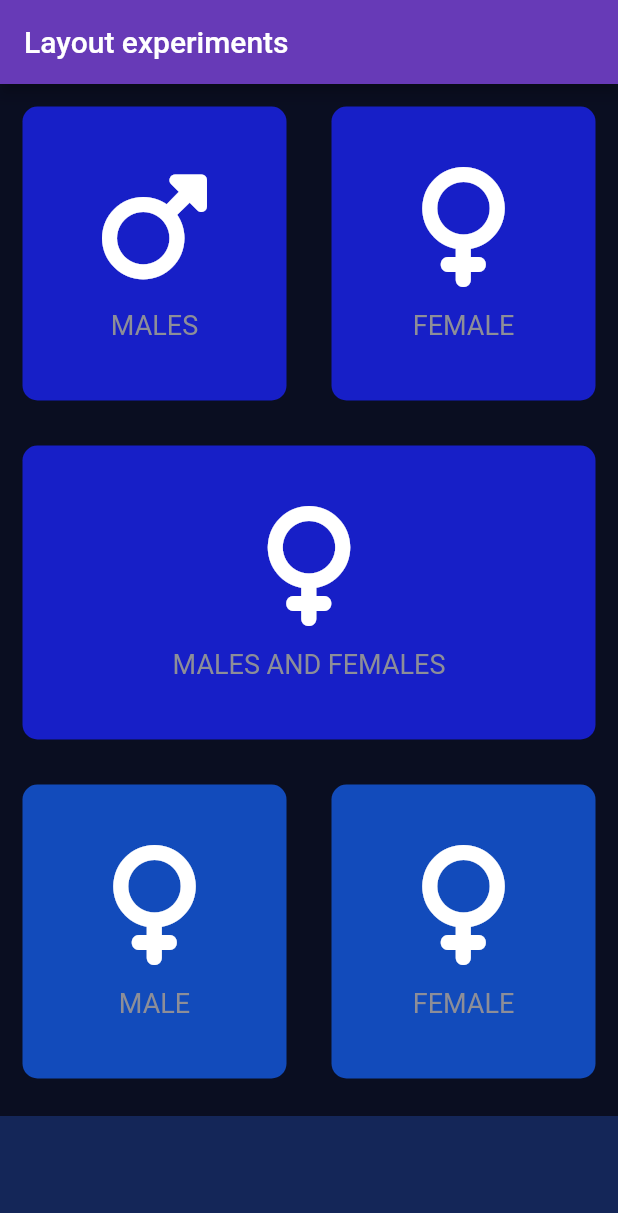
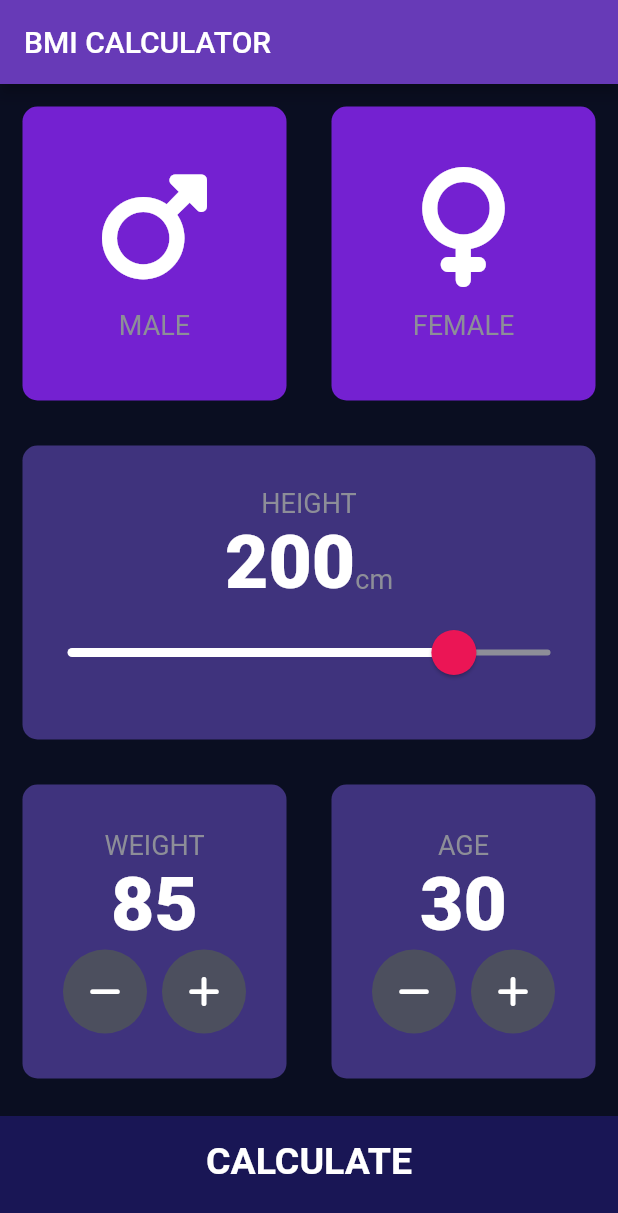
Before and after one commit to Stevecmd/bmi_calculator, a Flutter app: the screen it shows after launch, on a phone screen of 412 x 824 dp. Shown: the top 1213 px of the screen. Run offline on Flutter 3.47's test engine with Material 2 defaults, Android fonts, the phone set to English and light mode, and no system bars; our stand-ins replace font_awesome_flutter.

Commit message:
Flutter BMI Calculator
This is the finished project mostly as per Lynda's Flutter tutorial.

```diff
--- /dev/null
+++ b/lib/calculator_brain.dart
@@ -0,0 +1,35 @@
+import 'dart:math';
+
+class CalculatorBrain {
+  CalculatorBrain({this.height, this.weight});
+
+  final int height;
+  final int weight;
+
+  double _bmi = 50.0; //added the 50.0 to avoid bmi being null
+
+  String calculateBMI() {
+    _bmi = weight / pow(height / 100, 2);
+    return _bmi.toStringAsFixed(1);
+  }
+
+  String getResult() {
+    if (_bmi >= 25) {
+      return 'Overweight';
+    } else if (_bmi > 18.5) {
+      return 'Normal';
+    } else {
+      return 'Underweight';
+    }
+  }
+
+  String getInterpretation() {
+    if (_bmi >= 25) {
+      return 'You have a higher than normal body weight. Try to exercise more.';
+    } else if (_bmi >= 18.5) {
+      return 'You have a normal body weight. Good job!';
+    } else {
+      return 'You have a lower than normal body weight. You can eat a bit more.';
+    }
+  }
+}
--- /dev/null
+++ b/lib/components/bottom_button.dart
@@ -0,0 +1,29 @@
+import 'package:flutter/material.dart';
+import 'package:bmi_calculator/constants.dart';
+
+class BottomButton extends StatelessWidget {
+  BottomButton({@required this.onTap, @required this.buttonTitle});
+
+  final Function onTap;
+  final String buttonTitle;
+
+  @override
+  Widget build(BuildContext context) {
+    return GestureDetector(
+      onTap: onTap,
+      child: Container(
+        child: Center(
+          child: Text(
+            buttonTitle,
+            style: kLargeButtonTextStyle,
+          ),
+        ),
+        color: kBottomContainerColour,
+        margin: EdgeInsets.only(top: 10.0),
+        padding: EdgeInsets.only(bottom: 20.0),
+        width: double.infinity,
+        height: kBottomContainerHeight,
+      ),
+    );
+  }
+}
--- /dev/null
+++ b/lib/components/icon_content.dart
@@ -0,0 +1,32 @@
+//custom icon content widget.
+import 'package:flutter/material.dart';
+import 'package:bmi_calculator/constants.dart';
+
+
+class IconContent extends StatelessWidget {
+  IconContent({this.icon, this.label}); //This is a Constructor
+
+  final IconData icon; //Properties
+  final String label; //Properties
+
+  @override
+  Widget build(BuildContext context) {
+    return Column(
+      mainAxisAlignment:
+          MainAxisAlignment.center, //centre our column in the parent
+      children: <Widget>[
+        Icon(
+          icon,
+          size: 80.0, //icon size
+        ),
+        SizedBox(
+          height: 15.0, //size of gap between icon and text
+        ),
+        Text(
+          label,
+          style: kLabelTextStyle,
+        ),
+      ],
+    );
+  }
+}
--- /dev/null
+++ b/lib/components/reusable_card.dart
@@ -0,0 +1,24 @@
+import 'package:flutter/material.dart';
+
+class ReusableCard extends StatelessWidget {
+  ReusableCard({@required this.colour, this.cardChild, this.onPress}); //required makes the given attribute a mandatory input
+
+  final Color colour; //final makes the property immutable, can only be set once
+  final Widget cardChild; //The ? was to get rid of the null default value
+  final Function onPress; //Adding the ? and removing required from line 4 did the trick
+
+  @override
+  Widget build(BuildContext context) {
+    return GestureDetector(
+      onTap: onPress, //Added the brackets on my own and the null check
+      child: Container(
+        margin: const EdgeInsets.all(15.0), //margin between each container
+        decoration: BoxDecoration(
+          color: colour, //box decoration requires that color must be in it and not at the container level
+          borderRadius: BorderRadius.circular(10.0),
+        ),
+        child: cardChild,
+      ),
+    );
+  }
+}
--- /dev/null
+++ b/lib/components/round_icon_button.dart
@@ -0,0 +1,23 @@
+import 'package:flutter/material.dart';
+
+class RoundIconButton extends StatelessWidget {
+  RoundIconButton({@required this.icon, @required this.onPressed});
+
+  final IconData icon;
+  final Function onPressed;
+
+  @override
+  Widget build(BuildContext context) {
+    return RawMaterialButton(
+      elevation: 0.0,
+      child: Icon(icon),
+      onPressed: onPressed,
+      constraints: BoxConstraints.tightFor(
+        width: 56.0,
+        height: 56.0,
+      ),
+      shape: CircleBorder(),
+      fillColor: Color(0xFF4C4F5E),
+    );
+  }
+}
--- /dev/null
+++ b/lib/constants.dart
@@ -0,0 +1,41 @@
+import 'package:flutter/material.dart';
+//By convention constants start with k
+const kBottomContainerHeight = 80.0;
+const kBottomContainerColour = Color(0x3F462FF3);
+const kActiveCardColour = Color(0xEB443685);
+const kInactiveCardColour = Color(0xEB7D23E0);
+
+const kLabelTextStyle = TextStyle(
+  fontSize: 18.0,
+  color: Color(0xFF8D8E98),
+);
+
+const kNumberTextStyle = TextStyle(
+  fontSize: 50.0,
+  fontWeight: FontWeight.w900,
+);
+
+const kLargeButtonTextStyle = TextStyle(
+  fontSize: 25.0,
+  fontWeight: FontWeight.bold,
+);
+
+const kTitleTextStyle = TextStyle(
+  fontSize: 50.0,
+  fontWeight: FontWeight.bold,
+);
+
+const kResultTextStyle = TextStyle(
+  color: Color(0xFF24D876),
+  fontSize: 22.0,
+  fontWeight: FontWeight.bold,
+);
+
+const kBMITextStyle = TextStyle(
+  fontSize: 100.0,
+  fontWeight: FontWeight.bold,
+);
+
+const kBodyTextStyle = TextStyle(
+  fontSize: 22.0,
+);
--- a/lib/icon_content.dart
+++ /dev/null
@@ -1,34 +0,0 @@
-//custom icon content widget.
-import 'package:flutter/material.dart';
-
-const labelTextStyle = TextStyle(
-fontSize: 18.0,
-color: Color(0xFF8D8E98),
-);
-
-class IconContent extends StatelessWidget {
-
-  IconContent({required this.icon, required this.label});  //This is a Constructor
-
-  final IconData icon;        //Properties
-  final String label;         //Properties
-
-  @override
-  Widget build(BuildContext context) {
-    return Column(
-      mainAxisAlignment: MainAxisAlignment.center, //centre our column in the parent
-      children: <Widget>[
-        Icon(
-          icon,
-          size: 80.0,                 //icon size
-        ),
-        const SizedBox(
-          height: 15.0,            //size of gap between icon and text
-        ),
-        Text(
-          label, style: labelTextStyle,
-        ),
-      ],
-    );
-  }
-}
--- a/lib/input_page.dart
+++ /dev/null
@@ -1,120 +0,0 @@
-import 'package:flutter/material.dart';
-import 'package:font_awesome_flutter/font_awesome_flutter.dart';
-import 'icon_content.dart';
-import 'reusable_card.dart';
-
-const bottomContainerHeight = 80.0;
-const bottomContainerColour = Color(0x3F316EFF);
-const activeCardColour = Color(0xEB1350C8);
-const inactiveCardColour = Color(0xEB1820D5);
-
-//Using enumerators to create types of genders
-enum Gender {
-  male,
-  female,
-}
-
-class InputPage extends StatefulWidget {
-  @override
-  _InputPageState createState() => _InputPageState();
-}
-
-class _InputPageState extends State<InputPage> {
-
-  Gender ?selectedGender; //At start app, Gender has no value, the ? is to initialize a null value
-
-  @override
-  Widget build(BuildContext context) {
-    return Scaffold(
-      appBar: AppBar(
-        title: const Text('Layout experiments'),
-      ),
-      body: Column(
-        children: <Widget>[
-          Expanded(
-            child: Row(
-              children: <Widget>[
-                Expanded(
-                  child: GestureDetector(
-                    onTap: () {
-                      setState(() {
-                        selectedGender = Gender.male;
-                      });
-                    },
-                    child: ReusableCard(
-                      colour: selectedGender == Gender.male ? activeCardColour :inactiveCardColour,
-                      cardChild: IconContent(
-                        icon: FontAwesomeIcons.mars,
-                        label: 'MALES',
-                      ),
-                    ),
-                  ),
-                ),
-                Expanded(
-                  child: GestureDetector(
-                    onTap: () {
-                      setState(() {
-                        selectedGender = Gender.female;
-                      });
-                    },
-                    child: ReusableCard(
-                      colour: selectedGender == Gender.female ? activeCardColour :inactiveCardColour,
-                      cardChild: IconContent(
-                        icon: FontAwesomeIcons.venus,
-                        label: 'FEMALE',
-                      ),
-                    ),
-                  ),
-                ),
-              ],
-            ),
-          ),
-          Expanded(
-            child: Row(
-              children: <Widget>[
-                Expanded(
-                  child: ReusableCard(
-                    colour: inactiveCardColour,
-                    cardChild: IconContent(
-                      icon: FontAwesomeIcons.venus,
-                      label: 'MALES AND FEMALES',
-                    ),
-                  ),
-                ),
-              ],
-            ),
-          ),
-          Expanded(
-              child: Row(
-            children: <Widget>[
-              Expanded(
-                child: ReusableCard(
-                  colour: activeCardColour,
-                  cardChild: IconContent(
-                    icon: FontAwesomeIcons.venus,
-                    label: 'MALE',
-                  ),
-                ),
-              ),
-              Expanded(
-                child: ReusableCard(
-                  colour: activeCardColour,
-                  cardChild: IconContent(
-                    icon: FontAwesomeIcons.venus,
-                    label: 'FEMALE',
-                  ),
-                ),
-              ),
-            ],
-          )),
-          Container(
-            color: bottomContainerColour,
-            margin: const EdgeInsets.only(top: 10.0),
-            width: double.infinity,
-            height: bottomContainerHeight,
-          ),
-        ],
-      ),
-    );
-  }
-}
--- a/lib/main.dart
+++ b/lib/main.dart
@@ -1,5 +1,5 @@
 import 'package:flutter/material.dart';
-import 'package:bmi_calculator/input_page.dart';
+import 'package:bmi_calculator/screens/input_page.dart';
 
 void main() => runApp(BMICalculator());
 
@@ -9,12 +9,13 @@ class BMICalculator extends StatelessWidget {
     return MaterialApp(
       theme: ThemeData.dark().copyWith(
         //Define the default AppBar color
-        colorScheme: ColorScheme.fromSwatch(primarySwatch: Colors.deepPurple)
+        colorScheme: ColorScheme.fromSwatch(primarySwatch: Colors.deepPurple) //primaryColor: Color(0xFF0A0E21),
             .copyWith(secondary: Colors.pinkAccent),
         scaffoldBackgroundColor: Color(
-            0xFF0A0E21), //Testing use of HEX color in the scaffold, the '0XFF' are for transparency
+            0xFF0A0E21),
+        //Testing use of HEX color in the scaffold, the '0XFF' are for transparency
         // textTheme: TextTheme(bodyText2: TextStyle(color: Colors.white)) //Changing the color of the secondary text in the body
-      ),
+      ), //scaffoldBackgroundColor: Color(0xFF0A0E21),
       home: InputPage(),
     );
   }
--- a/lib/reusable_card.dart
+++ /dev/null
@@ -1,21 +0,0 @@
-import 'package:flutter/material.dart';
-
-class ReusableCard extends StatelessWidget {
-
-  final Color colour; //final makes the property immutable, can only be set once
-  final Widget cardChild; //The ? was to get rid of the null default value
-
-  ReusableCard({required this.colour, required this.cardChild}); //required makes the color attribute a mandatory input
-
-  @override
-  Widget build(BuildContext context) {
-    return Container(
-      child: cardChild,
-      margin: const EdgeInsets.all(15.0), //margin between each container
-      decoration: BoxDecoration(
-        color: colour, //box decoration requires that color must be in it and not at the container level
-        borderRadius: BorderRadius.circular(10.0),
-      ),
-    );
-  }
-}
--- /dev/null
+++ b/lib/screens/input_page.dart
@@ -0,0 +1,251 @@
+import 'package:flutter/material.dart';
+import 'package:font_awesome_flutter/font_awesome_flutter.dart';
+import '../components/icon_content.dart';
+import '../components/reusable_card.dart';
+import '../constants.dart';
+import '../screens/results_page.dart';
+import '../components/bottom_button.dart';
+import '../components/round_icon_button.dart';
+import '../calculator_brain.dart';
+
+//Using enumerators to create types of genders
+enum Gender {
+  male,
+  female,
+}
+
+class InputPage extends StatefulWidget {
+  @override
+  _InputPageState createState() => _InputPageState();
+}
+
+class _InputPageState extends State<InputPage> {
+  Gender
+      selectedGender; //At start app, Gender has no value, the ? is to initialize a null value
+  int height = 200; //initializing height, weight and age with random figures
+  int weight = 85;
+  int age = 30;
+
+  @override
+  Widget build(BuildContext context) {
+    return Scaffold(
+      appBar: AppBar(
+        title: Text('BMI CALCULATOR'),
+      ),
+      body: Column(
+        crossAxisAlignment: CrossAxisAlignment.stretch,
+        children: <Widget>[
+          Expanded(
+              child: Row(
+            children: <Widget>[
+              Expanded(
+                child: ReusableCard(
+                  onPress: () {
+                    setState(() {
+                      selectedGender = Gender.male;
+                    });
+                  },
+                  colour: selectedGender == Gender.male
+                      ? kActiveCardColour
+                      : kInactiveCardColour,
+                  cardChild: IconContent(
+                    icon: FontAwesomeIcons.mars,
+                    label: 'MALE',
+                  ),
+                ),
+              ),
+              Expanded(
+                child: ReusableCard(
+                  onPress: () {
+                    setState(() {
+                      selectedGender = Gender.female;
+                    });
+                  },
+                  colour: selectedGender == Gender.female
+                      ? kActiveCardColour
+                      : kInactiveCardColour,
+                  cardChild: IconContent(
+                    icon: FontAwesomeIcons.venus,
+                    label: 'FEMALE',
+                  ),
+                ),
+              ),
+            ],
+          )),
+          Expanded(
+            child: ReusableCard(
+              colour: kActiveCardColour,
+              cardChild: Column(
+                mainAxisAlignment: MainAxisAlignment.center,
+                children: <Widget>[
+                  Text(
+                    'HEIGHT',
+                    style: kLabelTextStyle,
+                  ),
+                  Row(
+                    mainAxisAlignment: MainAxisAlignment.center,
+                    crossAxisAlignment: CrossAxisAlignment
+                        .baseline, //aligning the bottom of the text
+                    textBaseline: TextBaseline.alphabetic,
+                    children: <Widget>[
+                      Text(
+                        height
+                            .toString(), //conversion of height as int to a string
+                        style: kNumberTextStyle,
+                      ),
+                      Text(
+                        //added the const modifier
+                        'cm',
+                        style: kLabelTextStyle,
+                      )
+                    ],
+                  ),
+                  SliderTheme(
+                    data: SliderTheme.of(context).copyWith(
+                      //copywith is used edit default widgets
+                      inactiveTrackColor: Color(
+                          0xFF8D8E98), //colour of the unselected side of the slider
+                      activeTrackColor:
+                          Colors.white, //color on left side of tracker
+                      thumbColor: Color(0xFFEB1555),
+                      overlayColor: Color(0x29EB1555),
+                      thumbShape: RoundSliderThumbShape(
+                          enabledThumbRadius:
+                              15.0), //increasing the ize of the shape
+                      overlayShape: RoundSliderOverlayShape(
+                          overlayRadius:
+                              30.0), //declaring the shape of the thumb
+                    ),
+                    child: Slider(
+                      value: height.toDouble(),
+                      min: 120.0,
+                      max: 220.0,
+                      // activeColor: Colors.white, //Got rid of it because we now have an active track color
+                      // inactiveColor: Color(0xFF8D8E98), //colour of the unselected side of the slider
+                      onChanged: (double newValue) {
+                        // print(newValue); //prints the value of the slider
+                        setState(() {
+                          //ensures that the state of our height gets updated with the value of the slider
+                          height = newValue
+                              .round(); //We round off newValue because its a double while height is an integer
+                        });
+                      },
+                    ),
+                  ),
+                ],
+              ),
+            ),
+          ),
+          Expanded(
+            child: Row(
+              children: <Widget>[
+                Expanded(
+                  child: ReusableCard(
+                    colour: kActiveCardColour,
+                    cardChild: Column(
+                      mainAxisAlignment: MainAxisAlignment.center,
+                      children: <Widget>[
+                        Text(
+                          'WEIGHT',
+                          style: kLabelTextStyle,
+                        ),
+                        Text(
+                          weight.toString(),
+                          style: kNumberTextStyle,
+                        ),
+                        Row(
+                          mainAxisAlignment: MainAxisAlignment.center,
+                          children: <Widget>[
+                            RoundIconButton(
+                                icon: FontAwesomeIcons.minus,
+                                onPressed: () {
+                                  setState(() {
+                                    weight--;
+                                  });
+                                }),
+                            SizedBox(
+                              width: 10.0,
+                            ),
+                            RoundIconButton(
+                              icon: FontAwesomeIcons.plus,
+                              onPressed: () {
+                                setState(() {
+                                  weight++;
+                                });
+                              },
+                            ),
+                          ],
+                        ),
+                      ],
+                    ),
+                  ),
+                ),
+                Expanded(
+                  child: ReusableCard(
+                    colour: kActiveCardColour,
+                    cardChild: Column(
+                      mainAxisAlignment: MainAxisAlignment.center,
+                      children: <Widget>[
+                        Text(
+                          'AGE',
+                          style: kLabelTextStyle,
+                        ),
+                        Text(
+                          age.toString(),
+                          style: kNumberTextStyle,
+                        ),
+                        Row(
+                          mainAxisAlignment: MainAxisAlignment.center,
+                          children: <Widget>[
+                            RoundIconButton(
+                              icon: FontAwesomeIcons.minus,
+                              onPressed: () {
+                                setState(
+                                      () {
+                                    age--;
+                                  },
+                                );
+                              },
+                            ),
+                            SizedBox(
+                              width: 10.0,
+                            ),
+                            RoundIconButton(
+                                icon: FontAwesomeIcons.plus,
+                                onPressed: () {
+                                  setState(() {
+                                    age++;
+                                  });
+                                })
+                          ],
+                        )
+                      ],
+                    ),
+                  ),
+                ),
+              ],
+            ),
+          ),
+          BottomButton(
+            buttonTitle: 'CALCULATE',
+            onTap: () {
+              CalculatorBrain calc =
+              CalculatorBrain(height: height, weight: weight);
+
+              Navigator.push(
+                context,
+                MaterialPageRoute(
+                  builder: (context) => ResultsPage(
+                    bmiResult: calc.calculateBMI(),
+                    resultText: calc.getResult(),
+                    interpretation: calc.getInterpretation(),
+                  ),
+                ),
+              );
+            },
+          ),
+        ],
+      ),
+    );
+  }
+}
--- /dev/null
+++ b/lib/screens/results_page.dart
@@ -0,0 +1,71 @@
+import 'package:flutter/material.dart';
+import 'package:bmi_calculator/constants.dart';
+import 'package:bmi_calculator/components/reusable_card.dart';
+import 'package:bmi_calculator/components/bottom_button.dart';
+
+class ResultsPage extends StatelessWidget {
+  ResultsPage(
+      {@required this.interpretation,
+        @required this.bmiResult,
+        @required this.resultText});
+
+  final String bmiResult;
+  final String resultText;
+  final String interpretation;
+
+  @override
+  Widget build(BuildContext context) {
+    return Scaffold(
+      appBar: AppBar(
+        title: Text('BMI CALCULATOR'),
+      ),
+      body: Column(
+        mainAxisAlignment: MainAxisAlignment.spaceEvenly,
+        crossAxisAlignment: CrossAxisAlignment.stretch,
+        children: <Widget>[
+          Expanded(
+            child: Container(
+              padding: EdgeInsets.all(15.0),
+              alignment: Alignment.bottomCenter,
+              child: Text(
+                'Your Result',
+                style: kTitleTextStyle,
+              ),
+            ),
+          ),
+          Expanded(
+            flex: 5,
+            child: ReusableCard(
+              colour: kActiveCardColour,
+              cardChild: Column(
+                mainAxisAlignment: MainAxisAlignment.spaceEvenly,
+                crossAxisAlignment: CrossAxisAlignment.center,
+                children: <Widget>[
+                  Text(
+                    resultText.toUpperCase(),
+                    style: kResultTextStyle,
+                  ),
+                  Text(
+                    bmiResult,
+                    style: kBMITextStyle,
+                  ),
+                  Text(
+                    interpretation,
+                    textAlign: TextAlign.center,
+                    style: kBodyTextStyle,
+                  ),
+                ],
+              ),
+            ),
+          ),
+          BottomButton(
+            buttonTitle: 'RE-CALCULATE',
+            onTap: () {
+              Navigator.pop(context);
+            },
+          )
+        ],
+      ),
+    );
+  }
+}
```
Also changed, not shown: pubspec.yaml (+2 -39 lines), pubspec.lock.
